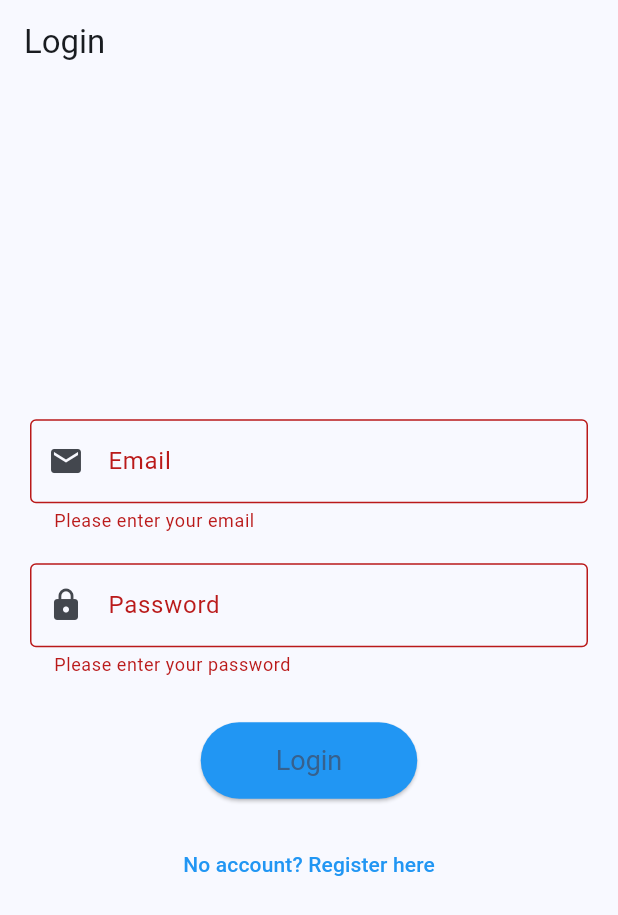
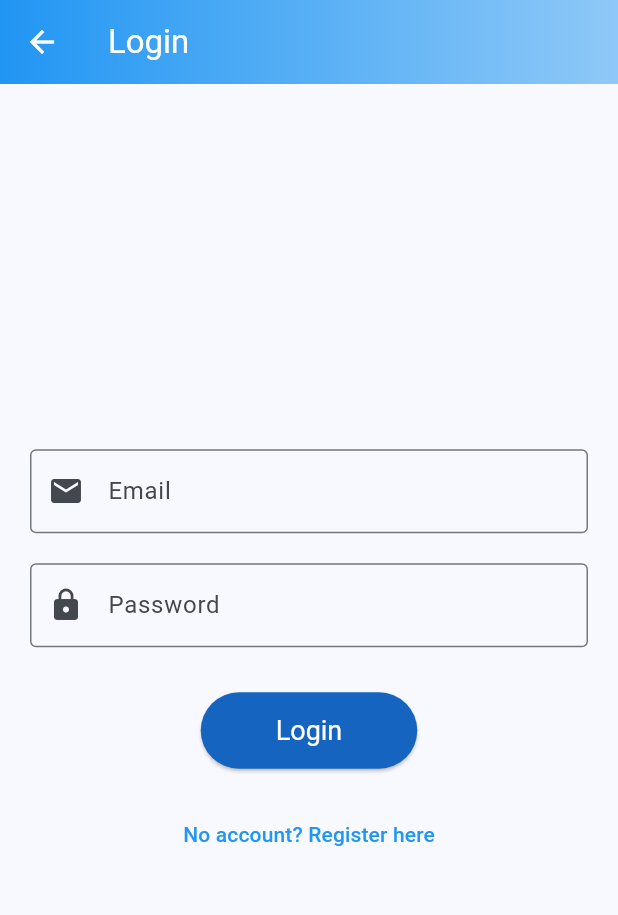
Before and after one commit to 08micco/P6, a Flutter app: the screen it shows after launch, after a tap on "Login", on a phone screen of 412 x 824 dp. Shown: the top 915 px of the screen. Run offline on Flutter 3.47's test engine with Material 3 defaults, Android fonts, the light colour scheme and no system bars; our stand-ins replace flutter_secure_storage; missing offline and left inert: flutter_osm_plugin.

Commit message:
welcome page is made and login and registration design changed

```diff
--- a/CSR/frontend/csr/lib/main.dart
+++ b/CSR/frontend/csr/lib/main.dart
@@ -4,6 +4,7 @@ import 'screens/my_charger_screen.dart';
 import 'screens/map_screen.dart';
 import 'screens/profile_screen.dart';
 import 'services/auth_service.dart';
+import 'screens/welcome_screen.dart';
 
 void main() {
   runApp(const MyApp());
@@ -20,20 +21,7 @@ class MyApp extends StatelessWidget {
         colorScheme: ColorScheme.fromSeed(seedColor: Colors.blue),
         useMaterial3: true,
       ),
-      home: FutureBuilder<bool>(
-        future: AuthService().isUserLoggedIn(),
-        builder: (context, snapshot) {
-          if (snapshot.connectionState == ConnectionState.waiting) {
-            return const Scaffold(
-                body: Center(child: CircularProgressIndicator()));
-          }
-          if (snapshot.hasData && snapshot.data == true) {
-            return const MyHomePage();
-          } else {
-            return const LoginScreen();
-          }
-        },
-      ),
+      home: const WelcomeScreen(), // Initially point to WelcomeScreen
     );
   }
 }
--- a/CSR/frontend/csr/lib/screens/login_screen.dart
+++ b/CSR/frontend/csr/lib/screens/login_screen.dart
@@ -7,7 +7,6 @@ class LoginScreen extends StatefulWidget {
   const LoginScreen({super.key});
 
   @override
-  // ignore: library_private_types_in_public_api
   _LoginScreenState createState() => _LoginScreenState();
 }
 
@@ -37,8 +36,8 @@ class _LoginScreenState extends State<LoginScreen> {
     if (!mounted) return;
 
     if (loginSuccess) {
-      Navigator.of(context)
-          .pushReplacement(MaterialPageRoute(builder: (_) => const MyHomePage()));
+      Navigator.of(context).pushReplacement(
+          MaterialPageRoute(builder: (_) => const MyHomePage()));
     } else {
       setState(() {
         _errorMessage = 'Login Failed. Please check your credentials.';
@@ -50,7 +49,19 @@ class _LoginScreenState extends State<LoginScreen> {
   @override
   Widget build(BuildContext context) {
     return Scaffold(
-      appBar: AppBar(title: const Text('Login')),
+      appBar: AppBar(
+        title: const Text('Login'),
+        flexibleSpace: Container(
+          decoration: const BoxDecoration(
+            gradient: LinearGradient(
+              begin: Alignment.centerLeft,
+              end: Alignment.centerRight,
+              colors: [Colors.blue, Color.fromARGB(255, 142, 200, 247)],
+            ),
+          ),
+        ),
+        foregroundColor: Colors.white,
+      ),
       body: Center(
         child: _isLoading
             ? const CircularProgressIndicator()
@@ -65,8 +76,8 @@ class _LoginScreenState extends State<LoginScreen> {
                         Padding(
                           padding: const EdgeInsets.only(bottom: 20),
                           child: Text(_errorMessage,
-                              style:
-                                  const TextStyle(color: Colors.red, fontSize: 16)),
+                              style: const TextStyle(
+                                  color: Colors.red, fontSize: 16)),
                         ),
                       TextFormField(
                         controller: _emailController,
@@ -79,7 +90,6 @@ class _LoginScreenState extends State<LoginScreen> {
                           if (value == null || value.isEmpty) {
                             return 'Please enter your email';
                           }
-
                           return null;
                         },
                       ),
@@ -103,7 +113,8 @@ class _LoginScreenState extends State<LoginScreen> {
                       ElevatedButton(
                         onPressed: _login,
                         style: ElevatedButton.styleFrom(
-                          backgroundColor: Colors.blue,
+                          backgroundColor: Colors.blue[800],
+                          foregroundColor: Colors.white,
                           padding: const EdgeInsets.symmetric(
                               horizontal: 50, vertical: 15),
                           textStyle: const TextStyle(fontSize: 18),
--- a/CSR/frontend/csr/lib/screens/register_screen.dart
+++ b/CSR/frontend/csr/lib/screens/register_screen.dart
@@ -5,7 +5,6 @@ class RegisterScreen extends StatefulWidget {
   const RegisterScreen({super.key});
 
   @override
-  // ignore: library_private_types_in_public_api
   _RegisterScreenState createState() => _RegisterScreenState();
 }
 
@@ -50,11 +49,22 @@ class _RegisterScreenState extends State<RegisterScreen> {
   @override
   Widget build(BuildContext context) {
     return Scaffold(
-      appBar: AppBar(title: const Text('Register')),
+      appBar: AppBar(
+        title: const Text('Register'),
+        flexibleSpace: Container(
+          decoration: const BoxDecoration(
+            gradient: LinearGradient(
+              begin: Alignment.centerLeft,
+              end: Alignment.centerRight,
+              colors: [Colors.blue, Color.fromARGB(255, 142, 200, 247)],
+            ),
+          ),
+        ),
+      ),
       body: Center(
         child: _isLoading
             ? const CircularProgressIndicator()
-            : Padding(
+            : SingleChildScrollView(
                 padding: const EdgeInsets.all(20),
                 child: Form(
                   key: _formKey,
@@ -69,7 +79,8 @@ class _RegisterScreenState extends State<RegisterScreen> {
                         ),
                       TextFormField(
                         controller: _usernameController,
-                        decoration: const InputDecoration(labelText: 'Username'),
+                        decoration:
+                            const InputDecoration(labelText: 'Username'),
                         validator: (value) {
                           if (value == null || value.isEmpty) {
                             return 'Please enter a username';
@@ -90,7 +101,8 @@ class _RegisterScreenState extends State<RegisterScreen> {
                       TextFormField(
                         controller: _passwordController,
                         obscureText: true,
-                        decoration: const InputDecoration(labelText: 'Password'),
+                        decoration:
+                            const InputDecoration(labelText: 'Password'),
                         validator: (value) {
                           if (value == null || value.isEmpty) {
                             return 'Please enter a password';
@@ -101,8 +113,8 @@ class _RegisterScreenState extends State<RegisterScreen> {
                       TextFormField(
                         controller: _confirmPasswordController,
                         obscureText: true,
-                        decoration:
-                            const InputDecoration(labelText: 'Confirm Password'),
+                        decoration: const InputDecoration(
+                            labelText: 'Confirm Password'),
                         validator: (value) {
                           if (value == null || value.isEmpty) {
                             return 'Please confirm your password';
@@ -118,6 +130,8 @@ class _RegisterScreenState extends State<RegisterScreen> {
                         onPressed: _register,
                         style: ElevatedButton.styleFrom(
                           backgroundColor: Colors.blue,
+                          foregroundColor:
+                              Colors.white, // Sets the text color to white
                           padding: const EdgeInsets.symmetric(
                               horizontal: 50, vertical: 15),
                           textStyle: const TextStyle(fontSize: 18),
--- /dev/null
+++ b/CSR/frontend/csr/lib/screens/welcome_screen.dart
@@ -0,0 +1,76 @@
+import 'package:flutter/material.dart';
+import 'package:csr/screens/login_screen.dart';
+import 'package:csr/screens/register_screen.dart';
+
+class WelcomeScreen extends StatelessWidget {
+  const WelcomeScreen({Key? key}) : super(key: key);
+
+  @override
+  Widget build(BuildContext context) {
+    return Scaffold(
+      backgroundColor: Colors.lightBlue[50], // Light blue background
+      body: SafeArea(
+        child: Center(
+          // Ensures everything is centered
+          child: Column(
+            mainAxisAlignment: MainAxisAlignment.center,
+            children: <Widget>[
+              Spacer(),
+              Image.asset(
+                'images/CSRlogo.jpeg', // Your updated transparent logo
+                width: 200,
+              ),
+              Text(
+                'Welcome to CSR!',
+                style: TextStyle(
+                  fontSize: 24,
+                  fontWeight: FontWeight.bold,
+                  color: Colors.blue[800], // Accessing MaterialColor index
+                ),
+              ),
+              Padding(
+                padding: EdgeInsets.all(20.0),
+                child: Text(
+                  'Tap below to get started!',
+                  textAlign: TextAlign.center,
+                  style: TextStyle(
+                    color:
+                        Colors.blueGrey[600], // Accessing MaterialColor index
+                    fontSize: 16,
+                  ),
+                ),
+              ),
+              Spacer(),
+              ElevatedButton(
+                onPressed: () => Navigator.push(
+                    context,
+                    MaterialPageRoute(
+                        builder: (context) => const LoginScreen())),
+                child: Text('Login'),
+                style: ElevatedButton.styleFrom(
+                  backgroundColor: Colors.blue[800], // Button color
+                  foregroundColor: Colors.white, // Text color
+                  padding: EdgeInsets.symmetric(horizontal: 32, vertical: 12),
+                ),
+              ),
+              SizedBox(height: 20), // Adds space between the buttons
+              ElevatedButton(
+                onPressed: () => Navigator.push(
+                    context,
+                    MaterialPageRoute(
+                        builder: (context) => const RegisterScreen())),
+                child: Text('Register'),
+                style: ElevatedButton.styleFrom(
+                  backgroundColor: Colors.blue[300], // Button color
+                  foregroundColor: Colors.white, // Text color
+                  padding: EdgeInsets.symmetric(horizontal: 32, vertical: 12),
+                ),
+              ),
+              Spacer(),
+            ],
+          ),
+        ),
+      ),
+    );
+  }
+}
--- a/CSR/frontend/csr/pubspec.yaml
+++ b/CSR/frontend/csr/pubspec.yaml
@@ -63,6 +63,9 @@ flutter:
   # the material Icons class.
   uses-material-design: true
 
+  assets:
+    - images/CSRlogo.jpeg
+
   # To add assets to your application, add an assets section, like this:
   # assets:
   #   - images/a_dot_burr.jpeg
```
Also changed, not shown: CSR/frontend/csr/images/CSRlogo.jpeg (added).
